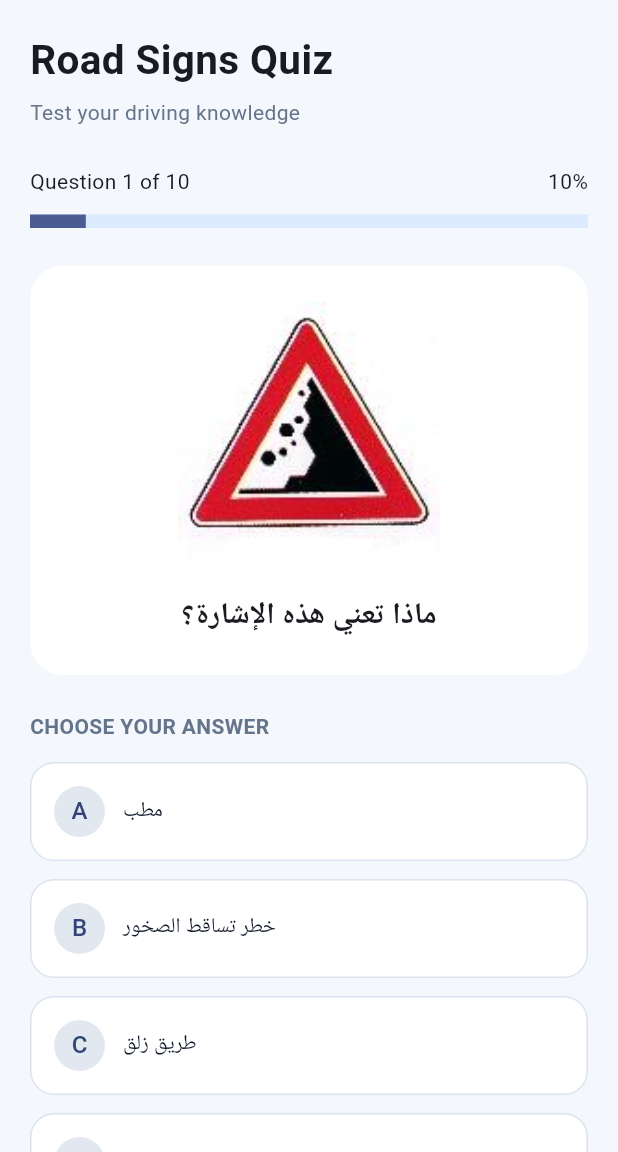
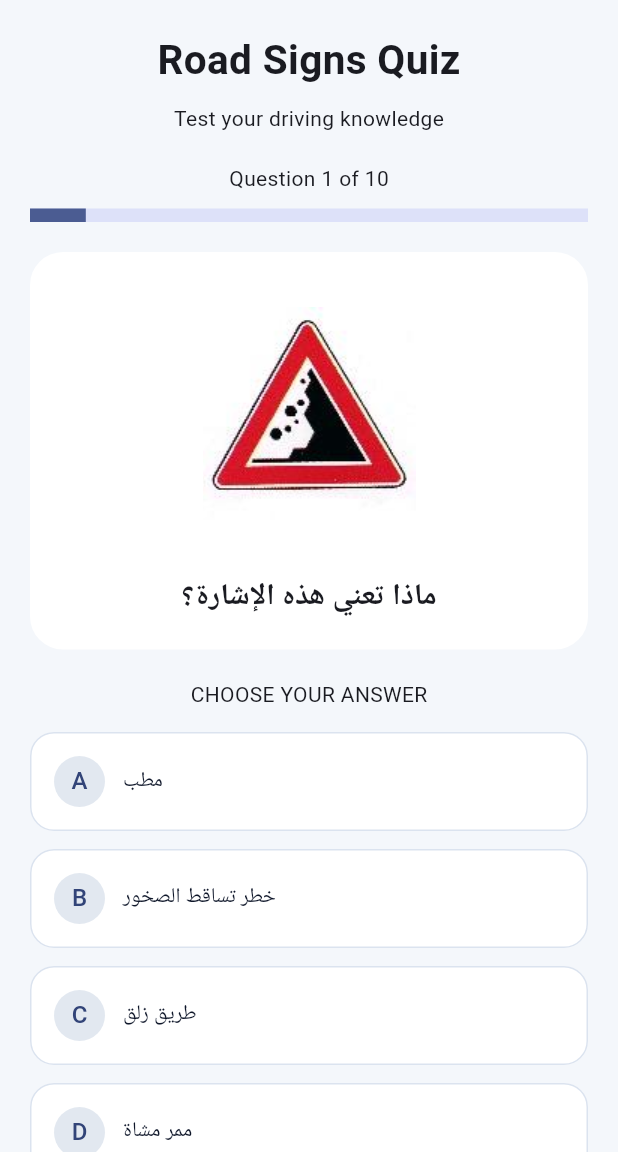
Before and after one commit to majdmouhamma1-rgb/driving-school_app, a Flutter app: the screen it shows after launch, after a tap on "Start Practicing", on a phone screen of 412 x 824 dp, the part 84-1236 px from its top. Run offline on Flutter 3.47's test engine with Material 3 defaults, Android fonts, the phone set to English and light mode, and no system bars; our stand-ins replace material_ui.

Commit message:
Simplify quiz logic and layout

```diff
--- a/lib/screens/quiz_screen.dart
+++ b/lib/screens/quiz_screen.dart
@@ -6,17 +6,14 @@ import '../widgets/answer_button.dart';
 class QuizScreen extends StatefulWidget {
   final Function(int) onFinish;
 
-  const QuizScreen({
-    super.key,
-    required this.onFinish,
-  });
+  const QuizScreen({super.key, required this.onFinish});
 
   @override
   State<QuizScreen> createState() => _QuizScreenState();
 }
 
 class _QuizScreenState extends State<QuizScreen> {
-  late List<Map<String, dynamic>> quizQuestions;
+  List<Map<String, dynamic>> quizQuestions = [];
 
   int questionIndex = 0;
   int score = 0;
@@ -33,8 +30,7 @@ class _QuizScreenState extends State<QuizScreen> {
   }
 
   void checkAnswer(String answer) {
-    if (answered) return;
-
+    if (answered == false) {
       setState(() {
         selectedAnswer = answer;
         answered = true;
@@ -44,36 +40,31 @@ class _QuizScreenState extends State<QuizScreen> {
         }
       });
     }
+  }
 
   void nextQuestion() {
-    if (!answered) return;
-
-    if (questionIndex < quizQuestions.length - 1) {
+    if (answered == true) {
+      if (questionIndex == 9) {
+        widget.onFinish(score);
+      } else {
         setState(() {
           questionIndex++;
           answered = false;
           selectedAnswer = '';
         });
-    } else {
-      widget.onFinish(score);
+      }
     }
   }
 
   @override
   Widget build(BuildContext context) {
     final question = quizQuestions[questionIndex];
-    final answers = List<String>.from(question['answers']);
-    final String correctAnswer = question['correct'];
-    final double progress =
-        (questionIndex + 1) / quizQuestions.length;
+    final answers = question['answers'];
+    final correctAnswer = question['correct'];
 
-    return Center(
-      child: ConstrainedBox(
-        constraints: const BoxConstraints(maxWidth: 520),
-        child: SingleChildScrollView(
+    return SingleChildScrollView(
       padding: const EdgeInsets.all(20),
       child: Column(
-            crossAxisAlignment: CrossAxisAlignment.start,
         children: [
           const Text(
             'Road Signs Quiz',
@@ -82,50 +73,40 @@ class _QuizScreenState extends State<QuizScreen> {
               fontWeight: FontWeight.bold,
             ),
           ),
-              const SizedBox(height: 6),
-              const Text(
-                'Test your driving knowledge',
-                style: TextStyle(color: Color(0xFF64748B)),
+
+          const SizedBox(height: 10),
+
+          const Text('Test your driving knowledge'),
+
+          const SizedBox(height: 20),
+
+          Text('Question ${questionIndex + 1} of 10'),
+
+          const SizedBox(height: 10),
+
+          LinearProgressIndicator(
+            value: (questionIndex + 1) / 10,
+            minHeight: 9,
           ),
-              const SizedBox(height: 26),
-              Row(
-                mainAxisAlignment: MainAxisAlignment.spaceBetween,
-                children: [
-                  Text(
-                    'Question ${questionIndex + 1} of ${quizQuestions.length}',
-                  ),
-                  Text('${(progress * 100).round()}%'),
-                ],
-              ),
-              const SizedBox(height: 12),
-              LinearProgressIndicator(
-                value: progress,
-                minHeight: 9,
-                backgroundColor: const Color(0xFFDBEAFE),
-              ),
-              const SizedBox(height: 25),
+
+          const SizedBox(height: 20),
+
           Container(
             width: double.infinity,
-                padding: const EdgeInsets.all(24),
+            padding: const EdgeInsets.all(20),
             decoration: BoxDecoration(
               color: Colors.white,
               borderRadius: BorderRadius.circular(22),
             ),
             child: Column(
               children: [
-                    SizedBox(
+                Image.asset(
+                  'assets/images/signs/${question['image']}',
                   height: 175,
-                      child: Image.asset(
-                        'assets/images/signs/${question['image']}',
-                        fit: BoxFit.contain,
-                        errorBuilder: (context, error, stackTrace) {
-                          return const Center(
-                            child: Text('Image not found'),
-                          );
-                        },
                 ),
-                    ),
+
                 const SizedBox(height: 20),
+
                 Text(
                   question['question'],
                   textAlign: TextAlign.center,
@@ -137,58 +118,53 @@ class _QuizScreenState extends State<QuizScreen> {
               ],
             ),
           ),
-              const SizedBox(height: 24),
-              const Text(
-                'CHOOSE YOUR ANSWER',
-                style: TextStyle(
-                  color: Color(0xFF64748B),
-                  fontWeight: FontWeight.bold,
-                ),
-              ),
-              const SizedBox(height: 14),
+
+          const SizedBox(height: 20),
+
+          const Text('CHOOSE YOUR ANSWER'),
+
+          const SizedBox(height: 15),
+
           for (int i = 0; i < answers.length; i++)
             AnswerButton(
               text: answers[i],
-                  letter: String.fromCharCode(65 + i),
+              letter: ['A', 'B', 'C', 'D'][i],
               answered: answered,
               isCorrect: answers[i] == correctAnswer,
               isSelected: answers[i] == selectedAnswer,
-                  onPressed: () => checkAnswer(answers[i]),
+              onPressed: () {
+                checkAnswer(answers[i]);
+              },
             ),
+
+          if (answered && selectedAnswer == correctAnswer)
+            const Text(
+              'Correct! Great job!',
+              style: TextStyle(color: Colors.green),
+            ),
+
+          if (answered && selectedAnswer != correctAnswer)
+            Text(
+              'Incorrect! Correct answer: $correctAnswer',
+              style: const TextStyle(color: Colors.red),
+            ),
+
+          const SizedBox(height: 20),
+
           if (answered)
-                Padding(
-                  padding: const EdgeInsets.symmetric(vertical: 12),
+            ElevatedButton(
+              onPressed: nextQuestion,
               child: Text(
-                    selectedAnswer == correctAnswer
-                        ? 'Correct! Great job!'
-                        : 'Incorrect! Correct answer: $correctAnswer',
-                    style: TextStyle(
-                      fontWeight: FontWeight.bold,
-                      color: selectedAnswer == correctAnswer
-                          ? Colors.green
-                          : Colors.red,
-                    ),
-                  ),
-                ),
-              const SizedBox(height: 20),
-              SizedBox(
-                width: double.infinity,
-                child: ElevatedButton(
-                  onPressed: answered ? nextQuestion : null,
-                  child: Text(
-                    questionIndex == quizQuestions.length - 1
+                questionIndex == 9
                     ? 'See Results'
                     : 'Next Question',
               ),
             ),
-              ),
+
           const SizedBox(height: 20),
-              Center(
-                child: Text('Current Score: $score'),
-              ),
+
+          Text('Current Score: $score'),
         ],
-          ),
-        ),
       ),
     );
   }
```
Lines whose indentation alone changed are shown as unchanged.
